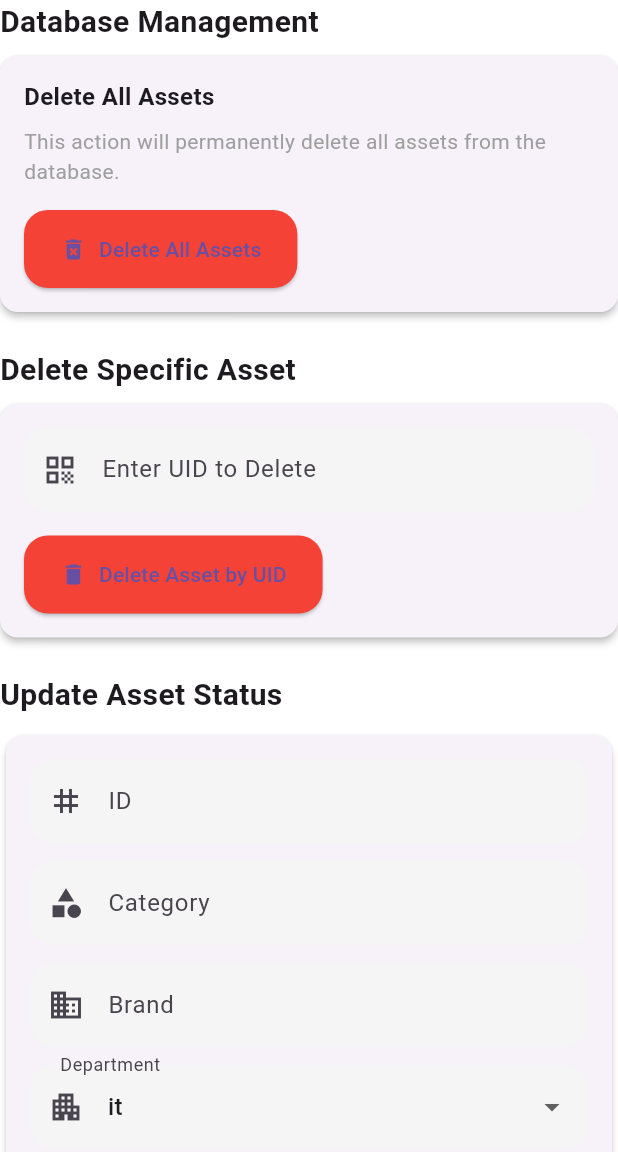
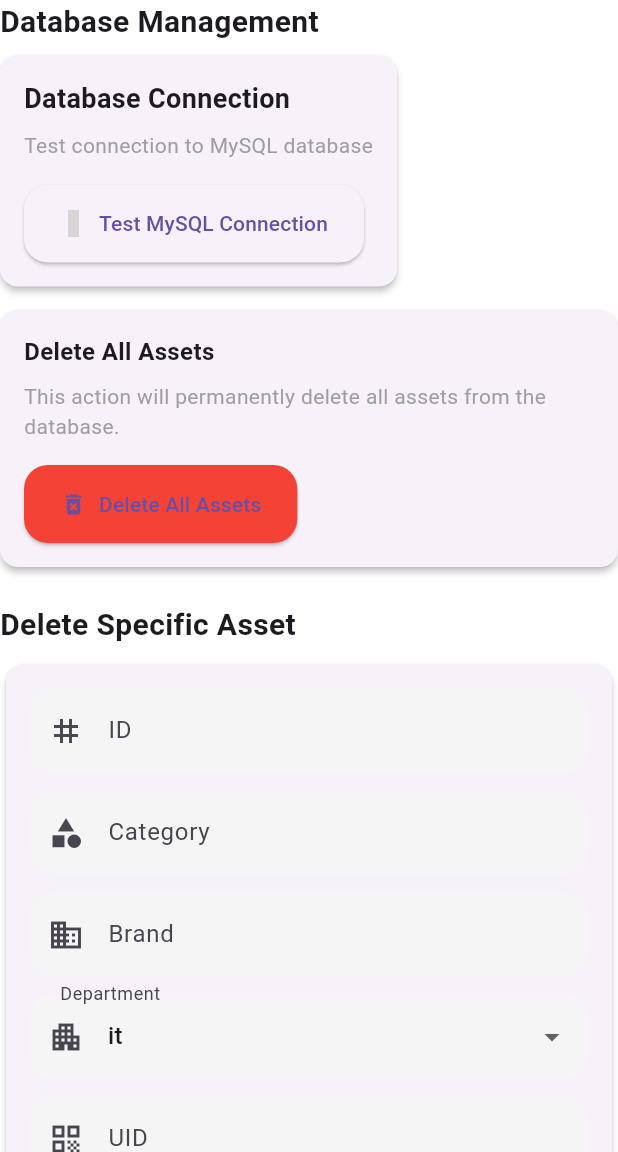
Before and after one commit to Russidan-Nadee/RFID-intern, a Flutter app: the SettingsScreen screen opened by its route, on a phone screen of 412 x 824 dp, the part 84-1236 px from its top. Run offline on Flutter 3.47's test engine with Material 3 defaults, Android fonts, the phone set to English and light mode, and no system bars; our stand-ins replace flutter_local_notifications, get_it, sqflite; missing offline and left inert: mysql1; accounts and stored records are empty; statements that could not run were skipped; grey boxes are pictures that could not be loaded.

Commit message:
add/mysql

```diff
--- a/test-main/lib/core/constants/route_constants.dart
+++ b/test-main/lib/core/constants/route_constants.dart
@@ -25,4 +25,6 @@ class RouteConstants {
   static const String profile = '/profile';
   // หน้าแสดงรายงานต่างๆ
   static const String reports = '/reports';
+
+  static const String databaseTest = '/databaseTest';
 }
--- a/test-main/lib/core/navigation/app_routes.dart
+++ b/test-main/lib/core/navigation/app_routes.dart
@@ -2,6 +2,7 @@
 
 // นำเข้าไลบรารี Flutter สำหรับสร้าง UI
 import 'package:flutter/material.dart';
+import 'package:rfid_project/presentation/features/settings/screens/database_test_screen.dart';
 // นำเข้าหน้าจอค้นหาสินทรัพย์
 import '../../presentation/features/assets/screens/search_assets_screen.dart';
 // นำเข้าหน้าจอดูรายละเอียดสินทรัพย์
@@ -36,6 +37,7 @@ class AppRoutes {
       RouteConstants.notFound; // เส้นทางไปหน้าไม่พบสินทรัพย์
   static const String settings =
       RouteConstants.settings; // เส้นทางไปหน้าตั้งค่า
+  static const String databaseTest = RouteConstants.databaseTest;
 
   // ฟังก์ชันสร้างเส้นทางตามชื่อที่ได้รับ
   static Route<dynamic> generateRoute(RouteSettings routeSettings) {
@@ -54,6 +56,8 @@ class AppRoutes {
 
     // ตรวจสอบชื่อเส้นทางและสร้างหน้าจอที่เหมาะสม
     switch (routeSettings.name) {
+      case databaseTest:
+        return _createRouteWithoutAnimation(DatabaseTestScreen());
       case home:
         // ถ้าเป็นหน้าหลัก สร้างหน้า HomeScreen ที่ไม่มีอนิเมชั่น
         return _createRouteWithoutAnimation(HomeScreen());
--- a/test-main/lib/presentation/features/settings/screens/settings_screen.dart
+++ b/test-main/lib/presentation/features/settings/screens/settings_screen.dart
@@ -1,7 +1,6 @@
 import 'package:flutter/material.dart';
 import 'package:provider/provider.dart';
 import '../../../common_widgets/buttons/primary_button.dart';
-import '../../../common_widgets/inputs/text_input.dart';
 import '../../../common_widgets/layouts/screen_container.dart';
 import '../blocs/settings_bloc.dart';
 import '../widgets/settings_form.dart';
@@ -25,6 +24,39 @@ class SettingsScreen extends StatelessWidget {
                   child: Text(
                     'Database Management',
                     style: TextStyle(fontSize: 20, fontWeight: FontWeight.bold),
+                  ),
+                ),
+
+                // เพิ่มปุ่มนี้ในส่วนเนื้อหาของหน้า Settings
+                Card(
+                  margin: const EdgeInsets.only(bottom: 16),
+                  child: Padding(
+                    padding: const EdgeInsets.all(16),
+                    child: Column(
+                      crossAxisAlignment: CrossAxisAlignment.start,
+                      children: [
+                        const Text(
+                          'Database Connection',
+                          style: TextStyle(
+                            fontSize: 18,
+                            fontWeight: FontWeight.bold,
+                          ),
+                        ),
+                        const SizedBox(height: 8),
+                        const Text(
+                          'Test connection to MySQL database',
+                          style: TextStyle(color: Colors.grey),
+                        ),
+                        const SizedBox(height: 16),
+                        PrimaryButton(
+                          text: 'Test MySQL Connection',
+                          icon: Icons.database,
+                          onPressed: () {
+                            Navigator.pushNamed(context, '/databaseTest');
+                          },
+                        ),
+                      ],
+                    ),
                   ),
                 ),
 
@@ -82,55 +114,6 @@ class SettingsScreen extends StatelessWidget {
                   ),
                 ),
 
-                Card(
-                  shape: RoundedRectangleBorder(
-                    borderRadius: BorderRadius.circular(12),
-                  ),
-                  elevation: 2,
-                  margin: const EdgeInsets.only(bottom: 24),
-                  child: Padding(
-                    padding: const EdgeInsets.all(16),
-                    child: Column(
-                      crossAxisAlignment: CrossAxisAlignment.start,
-                      children: [
-                        TextInput(
-                          controller: bloc.uidController,
-                          label: 'Enter UID to Delete',
-                          prefixIcon: Icons.qr_code,
-                        ),
-                        const SizedBox(height: 16),
-                        PrimaryButton(
-                          text: 'Delete Asset by UID',
-                          color: Colors.red,
-                          icon: Icons.delete,
-                          isLoading:
-                              bloc.status == SettingsActionStatus.loading,
-                          onPressed: () {
-                            _showDeleteConfirmationDialog(
-                              context,
-                              'Delete Asset',
-                              'Are you sure you want to delete this asset? This action cannot be undone.',
-                              () => bloc.deleteAssetByUid(
-                                context,
-                                bloc.uidController.text,
-                              ),
-                            );
-                          },
-                        ),
-                      ],
-                    ),
-                  ),
-                ),
-
-                // Section: Update Asset
-                const Padding(
-                  padding: EdgeInsets.only(bottom: 8),
-                  child: Text(
-                    'Update Asset Status',
-                    style: TextStyle(fontSize: 20, fontWeight: FontWeight.bold),
-                  ),
-                ),
-
                 SettingsForm(
                   onSubmit: () {
                     bloc.updateAssetStatus(
--- a/test-main/pubspec.yaml
+++ b/test-main/pubspec.yaml
@@ -43,6 +43,7 @@ dependencies:
   get_it: ^8.0.3
   flutter_local_notifications: ^19.1.0
   http: ^1.4.0
+  mysql1: ^0.20.0
 
   # Chart dependencies for data visualization
   fl_chart: ^0.63.0
```
Also changed, not shown: test-main/lib/core/config/app_config.dart (+11 -0 lines), test-main/lib/core/di/modules/database_module.dart (+11 -1 lines), test-main/lib/core/di/modules/repository_module.dart (+18 -6 lines), test-main/lib/data/datasources/remote/mysql_data_source.dart (added, +198 -0 lines), test-main/lib/data/repositories/asset_repository_impl.dart (+79 -4 lines), test-main/lib/presentation/features/settings/screens/database_test_screen.dart (added, +132 -0 lines), test-main/pubspec.lock.
